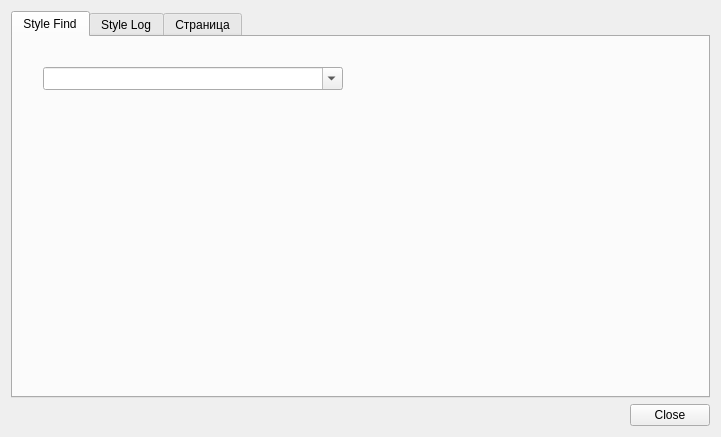
The window that dialogsettings.ui (ionson100/bsrlog) describes before a commit, drawn with Qt 5.
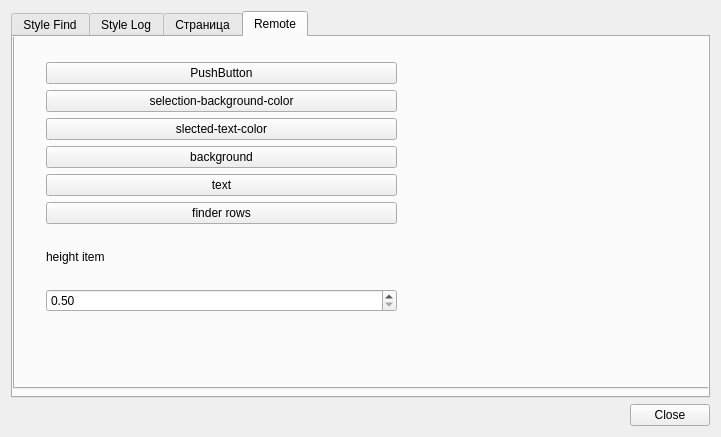
The same window after the commit. The open tabs and pages were chosen to show the change.

The edit to the form file:
```diff
--- a/dialogsettings.ui
+++ b/dialogsettings.ui
@@ -19,7 +19,7 @@
      <item>
       <widget class="QTabWidget" name="tabWidget">
        <property name="currentIndex">
-        <number>0</number>
+        <number>3</number>
        </property>
        <widget class="QWidget" name="tab">
         <attribute name="title">
@@ -186,6 +186,320 @@
          </layout>
         </widget>
        </widget>
+       <widget class="QWidget" name="tab_4">
+        <attribute name="title">
+         <string>Remote</string>
+        </attribute>
+        <widget class="QLineEdit" name="lineEdit">
+         <property name="geometry">
+          <rect>
+           <x>10</x>
+           <y>40</y>
+           <width>681</width>
+           <height>27</height>
+          </rect>
+         </property>
+        </widget>
+        <widget class="QSpinBox" name="spinBox">
+         <property name="geometry">
+          <rect>
+           <x>10</x>
+           <y>90</y>
+           <width>181</width>
+           <height>27</height>
+          </rect>
+         </property>
+         <property name="minimum">
+          <number>60</number>
+         </property>
+         <property name="maximum">
+          <number>300</number>
+         </property>
+         <property name="singleStep">
+          <number>10</number>
+         </property>
+        </widget>
+        <widget class="QLabel" name="label">
+         <property name="geometry">
+          <rect>
+           <x>10</x>
+           <y>20</y>
+           <width>151</width>
+           <height>17</height>
+          </rect>
+         </property>
+         <property name="text">
+          <string>Remote URL: https</string>
+         </property>
+        </widget>
+        <widget class="QLabel" name="label_3">
+         <property name="geometry">
+          <rect>
+           <x>10</x>
+           <y>70</y>
+           <width>201</width>
+           <height>17</height>
+          </rect>
+         </property>
+         <property name="text">
+          <string>Polling interval:</string>
+         </property>
+        </widget>
+        <widget class="QTabWidget" name="tabWidget_2">
+         <property name="geometry">
+          <rect>
+           <x>0</x>
+           <y>-30</y>
+           <width>701</width>
+           <height>382</height>
+          </rect>
+         </property>
+         <property name="currentIndex">
+          <number>3</number>
+         </property>
+         <widget class="QWidget" name="tab_5">
+          <attribute name="title">
+           <string>Style Find</string>
+          </attribute>
+          <widget class="QComboBox" name="comboBox_2">
+           <property name="geometry">
+            <rect>
+             <x>30</x>
+             <y>30</y>
+             <width>300</width>
+             <height>23</height>
+            </rect>
+           </property>
+           <property name="minimumSize">
+            <size>
+             <width>300</width>
+             <height>0</height>
+            </size>
+           </property>
+           <property name="maximumSize">
+            <size>
+             <width>16777215</width>
+             <height>33</height>
+            </size>
+           </property>
+           <property name="font">
+            <font>
+             <pointsize>9</pointsize>
+            </font>
+           </property>
+           <property name="contextMenuPolicy">
+            <enum>Qt::ActionsContextMenu</enum>
+           </property>
+           <property name="editable">
+            <bool>true</bool>
+           </property>
+          </widget>
+         </widget>
+         <widget class="QWidget" name="tab_6">
+          <attribute name="title">
+           <string>Style Log</string>
+          </attribute>
+          <layout class="QGridLayout" name="gridLayout_3">
+           <item row="0" column="0">
+            <widget class="QTextEdit" name="textEditStyle1_2">
+             <property name="font">
+              <font>
+               <pointsize>16</pointsize>
+               <italic>false</italic>
+              </font>
+             </property>
+            </widget>
+           </item>
+           <item row="1" column="0">
+            <layout class="QHBoxLayout" name="horizontalLayout_3">
+             <item>
+              <spacer name="horizontalSpacer_3">
+               <property name="orientation">
+                <enum>Qt::Horizontal</enum>
+               </property>
+               <property name="sizeHint" stdset="0">
+                <size>
+                 <width>408</width>
+                 <height>20</height>
+                </size>
+               </property>
+              </spacer>
+             </item>
+             <item>
+              <widget class="QPushButton" name="pushButton_style1_save_2">
+               <property name="text">
+                <string>Save</string>
+               </property>
+              </widget>
+             </item>
+             <item>
+              <widget class="QPushButton" name="pushButton_rolback_base_2">
+               <property name="text">
+                <string>Default</string>
+               </property>
+              </widget>
+             </item>
+            </layout>
+           </item>
+          </layout>
+         </widget>
+         <widget class="QWidget" name="tab_7">
+          <attribute name="title">
+           <string>Страница</string>
+          </attribute>
+          <widget class="QWidget" name="layoutWidget_2">
+           <property name="geometry">
+            <rect>
+             <x>31</x>
+             <y>29</y>
+             <width>351</width>
+             <height>250</height>
+            </rect>
+           </property>
+           <layout class="QVBoxLayout" name="verticalLayout_3">
+            <item>
+             <widget class="QPushButton" name="pushButton_font_dialog_2">
+              <property name="text">
+               <string>PushButton</string>
+              </property>
+             </widget>
+            </item>
+            <item>
+             <widget class="QPushButton" name="pushButton_sbc_2">
+              <property name="text">
+               <string>selection-background-color</string>
+              </property>
+             </widget>
+            </item>
+            <item>
+             <widget class="QPushButton" name="pushButton_stxc_2">
+              <property name="text">
+               <string>slected-text-color</string>
+              </property>
+             </widget>
+            </item>
+            <item>
+             <widget class="QPushButton" name="pushButton_background_2">
+              <property name="text">
+               <string>background</string>
+              </property>
+             </widget>
+            </item>
+            <item>
+             <widget class="QPushButton" name="pushButton_color_text_2">
+              <property name="text">
+               <string>text</string>
+              </property>
+             </widget>
+            </item>
+            <item>
+             <widget class="QPushButton" name="pushButton_color_2">
+              <property name="text">
+               <string>finder rows</string>
+              </property>
+             </widget>
+            </item>
+            <item>
+             <widget class="QLabel" name="label_4">
+              <property name="text">
+               <string>height item</string>
+              </property>
+             </widget>
+            </item>
+            <item>
+             <widget class="QDoubleSpinBox" name="doubleSpinBox1_2">
+              <property name="minimum">
+               <double>0.500000000000000</double>
+              </property>
+              <property name="maximum">
+               <double>5.000000000000000</double>
+              </property>
+              <property name="singleStep">
+               <double>0.100000000000000</double>
+              </property>
+             </widget>
+            </item>
+           </layout>
+          </widget>
+         </widget>
+         <widget class="QWidget" name="tab_8">
+          <attribute name="title">
+           <string>Remote</string>
+          </attribute>
+          <widget class="QLineEdit" name="lineEdit_remote_url">
+           <property name="geometry">
+            <rect>
+             <x>10</x>
+             <y>110</y>
+             <width>681</width>
+             <height>27</height>
+            </rect>
+           </property>
+          </widget>
+          <widget class="QSpinBox" name="spinBox_timer_value">
+           <property name="geometry">
+            <rect>
+             <x>10</x>
+             <y>160</y>
+             <width>181</width>
+             <height>27</height>
+            </rect>
+           </property>
+           <property name="minimum">
+            <number>60</number>
+           </property>
+           <property name="maximum">
+            <number>300</number>
+           </property>
+           <property name="singleStep">
+            <number>10</number>
+           </property>
+          </widget>
+          <widget class="QLabel" name="label_5">
+           <property name="geometry">
+            <rect>
+             <x>10</x>
+             <y>90</y>
+             <width>151</width>
+             <height>17</height>
+            </rect>
+           </property>
+           <property name="text">
+            <string>Remote URL: https</string>
+           </property>
+          </widget>
+          <widget class="QLabel" name="label_6">
+           <property name="geometry">
+            <rect>
+             <x>10</x>
+             <y>140</y>
+             <width>201</width>
+             <height>17</height>
+            </rect>
+           </property>
+           <property name="text">
+            <string>Polling interval:</string>
+           </property>
+          </widget>
+          <widget class="QCheckBox" name="checkBox_use_remote">
+           <property name="geometry">
+            <rect>
+             <x>10</x>
+             <y>20</y>
+             <width>86</width>
+             <height>22</height>
+            </rect>
+           </property>
+           <property name="text">
+            <string>Usge</string>
+           </property>
+           <property name="checked">
+            <bool>false</bool>
+           </property>
+          </widget>
+         </widget>
+        </widget>
+       </widget>
       </widget>
      </item>
      <item>
```
Left out of the diff: 2 changed lines with no effect on the pictures.
